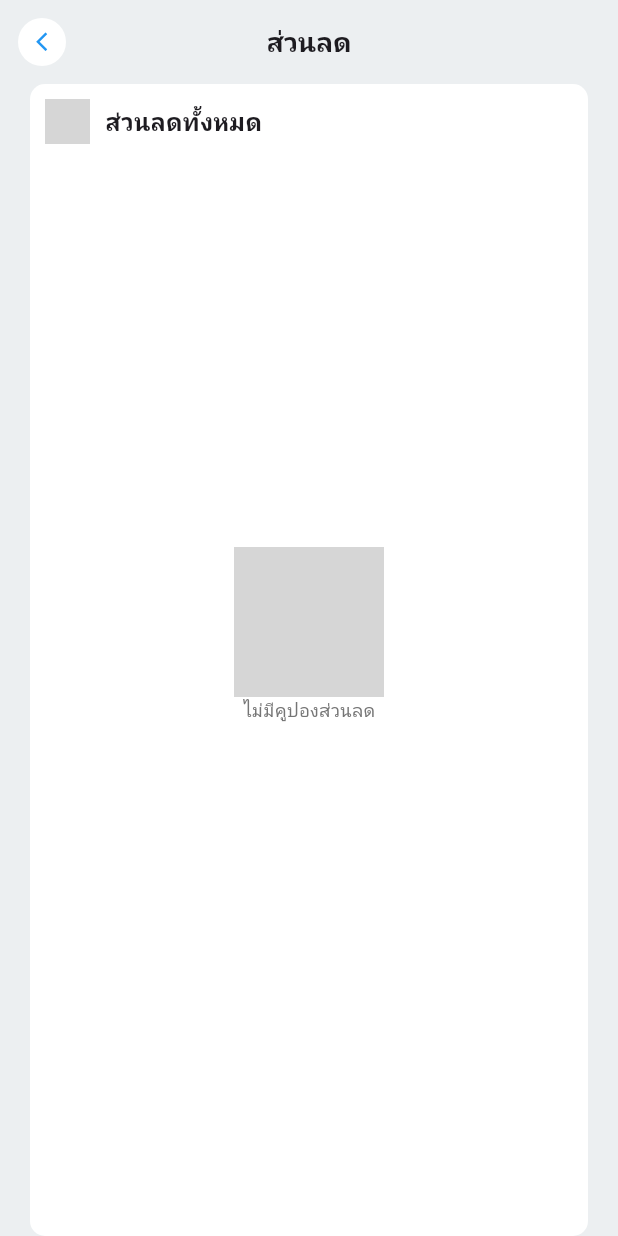
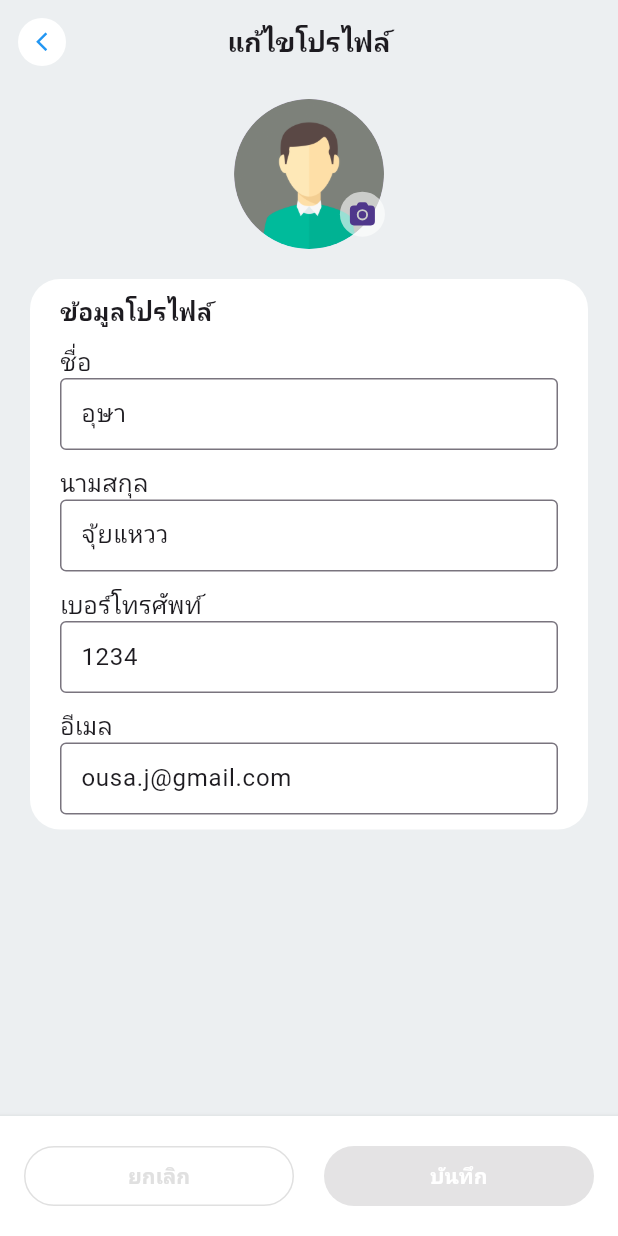
Before and after one commit to saousa12/loginSystem, a Flutter app: the screen it shows after launch, on a phone screen of 412 x 824 dp. Run offline on Flutter 3.47's test engine with Material 3 defaults, Android fonts, the phone set to English and light mode, and no system bars; our stand-ins replace dio, fluentui_icons, image_picker, loading_animation_widget; grey boxes are pictures that could not be loaded.

Commit message:
update profilePage

```diff
--- a/lib/main.dart
+++ b/lib/main.dart
@@ -1,5 +1,5 @@
 import 'package:flutter/material.dart';
-import 'package:save_storage/screen/discount_page.dart';
+import 'package:save_storage/screen/profile_page.dart';
 import 'package:save_storage/utils/app_syles.dart';
 
 void main() {
@@ -15,7 +15,7 @@ class MyApp extends StatelessWidget {
       debugShowCheckedModeBanner: false,
       title: 'My App',
       theme: ThemeData(primaryColor: primary),
-      home: DiscountPage(),
+      home: const ProfilePage(),
     );
   }
 }
--- /dev/null
+++ b/lib/screen/profile_page.dart
@@ -0,0 +1,354 @@
+import 'dart:io';
+
+import 'package:fluentui_icons/fluentui_icons.dart';
+import 'package:flutter/material.dart';
+import 'package:flutter/services.dart';
+import 'package:image_picker/image_picker.dart';
+
+class ProfilePage extends StatefulWidget {
+  const ProfilePage({super.key});
+
+  @override
+  State<ProfilePage> createState() => _ProfilePageState();
+}
+
+TextEditingController fnameController = TextEditingController();
+TextEditingController lnameController = TextEditingController();
+TextEditingController phoneController = TextEditingController();
+TextEditingController emailController = TextEditingController();
+
+Map<String, dynamic> profile = {
+  "image": "",
+  "fname": "อุษา",
+  "lname": "จุ้ยแหวว",
+  "phone": "1234",
+  "email": "ousa.j@gmail.com",
+};
+bool isButton = false;
+
+class _ProfilePageState extends State<ProfilePage> {
+  File? image;
+
+  @override
+  void initState() {
+    // TODO: implement initState
+    super.initState();
+    fnameController.text = profile["fname"];
+    lnameController.text = profile["lname"];
+    phoneController.text = profile["phone"];
+    emailController.text = profile["email"];
+  }
+
+  void pickImage(ImageSource source) async {
+    try {
+      final image = await ImagePicker().pickImage(source: source);
+      if (image == null) return;
+
+      final imageTemporary = File(image.path);
+      setState(() {
+        this.image = imageTemporary;
+        profile["image"] = image.path;
+      });
+    } on PlatformException catch (e) {
+      print("Failed to pick image: $e");
+    }
+  }
+
+  @override
+  Widget build(BuildContext context) {
+    return Scaffold(
+        backgroundColor: Colors.blueGrey.shade50,
+        appBar: AppBar(
+          title: const Text(
+            "แก้ไขโปรไฟล์",
+            style: TextStyle(fontSize: 18, fontWeight: FontWeight.bold),
+          ),
+          centerTitle: true,
+          leading: Container(
+            padding: const EdgeInsets.all(12.0),
+            child: CircleAvatar(
+              backgroundColor: Colors.white,
+              child: IconButton(
+                icon: const Icon(
+                  Icons.arrow_back_ios_sharp,
+                  size: 15,
+                  color: Colors.blue,
+                ),
+                onPressed: () {
+                  print("you are tap");
+                },
+              ),
+            ),
+          ),
+          backgroundColor: Colors.blueGrey.shade50,
+        ),
+        body: ListView(
+          children: [
+            Container(
+                padding: const EdgeInsets.symmetric(vertical: 10),
+                child: ImageContainer()),
+            Container(
+              margin: const EdgeInsets.symmetric(horizontal: 20, vertical: 10),
+              padding: const EdgeInsets.symmetric(horizontal: 20, vertical: 10),
+              decoration: BoxDecoration(
+                color: Colors.white,
+                borderRadius: BorderRadius.circular(20),
+              ),
+              child: Column(
+                crossAxisAlignment: CrossAxisAlignment.start,
+                children: [
+                  const Text(
+                    "ข้อมูลโปรไฟล์",
+                    style: TextStyle(fontSize: 16, fontWeight: FontWeight.bold),
+                  ),
+                  Container(
+                    margin: const EdgeInsets.only(top: 10.0),
+                  ),
+                  Column(
+                    children: [
+                      profileContainer("ชื่อ", fnameController),
+                      Container(
+                        margin: const EdgeInsets.only(top: 10.0),
+                      ),
+                      profileContainer("นามสกุล", lnameController),
+                      Container(
+                        margin: const EdgeInsets.only(top: 10.0),
+                      ),
+                      profileContainer("เบอร์โทรศัพท์", phoneController),
+                      Container(
+                        margin: const EdgeInsets.only(top: 10.0),
+                      ),
+                      profileContainer("อีเมล", emailController),
+                    ],
+                  )
+                ],
+              ),
+            ),
+          ],
+        ),
+        bottomNavigationBar: BottomAppBar(
+          color: Colors.white,
+          shadowColor: Colors.green,
+          child: new Row(
+            children: [
+              Expanded(
+                  child: OutlinedButton(
+                      onPressed: isButton
+                          ? () {
+                              fnameController.text = profile["fname"];
+                              lnameController.text = profile["lname"];
+                              phoneController.text = profile["phone"];
+                              emailController.text = profile["email"];
+                              setState(() {
+                                isButton = false;
+                              });
+                            }
+                          : null,
+                      style: OutlinedButton.styleFrom(
+                          side: BorderSide(
+                              color: isButton
+                                  ? Colors.blue
+                                  : Colors.grey.shade300)),
+                      child: Text(
+                        "ยกเลิก",
+                        style: TextStyle(
+                            color:
+                                isButton ? Colors.blue : Colors.grey.shade300,
+                            fontWeight: FontWeight.bold),
+                      ))),
+              Container(
+                margin: const EdgeInsets.symmetric(horizontal: 10),
+              ),
+              Expanded(
+                  child: ElevatedButton(
+                      style: ElevatedButton.styleFrom(
+                          backgroundColor: Colors.blue),
+                      onPressed: isButton
+                          ? () {
+                              setState(() {
+                                profile["fname"] = fnameController.text;
+                                profile["lname"] = lnameController.text;
+                                profile["phone"] = phoneController.text;
+                                profile["email"] = emailController.text;
+                              });
+                              // print("=====> $profile");
+                              OpenDialog(context);
+                              setState(() {
+                                isButton = false;
+                              });
+                            }
+                          : null,
+                      child: const Text(
+                        "บันทึก",
+                        style: TextStyle(
+                            color: Colors.white, fontWeight: FontWeight.bold),
+                      ))),
+            ],
+          ),
+        ));
+  }
+
+  Widget ImageContainer() {
+    return Stack(
+      alignment: Alignment.center,
+      children: [
+        if (profile["image"] != "")
+          CircleAvatar(
+              radius: 50,
+              backgroundImage: FileImage(File(profile["image"]), scale: 20))
+        else
+          const CircleAvatar(
+            radius: 50,
+            backgroundImage: AssetImage("assets/images/user.png"),
+          ),
+        Positioned(
+          bottom: MediaQuery.of(context).size.height * 0.01,
+          left: MediaQuery.of(context).size.width * 0.55,
+          child: CircleAvatar(
+            radius: 15,
+            backgroundColor: Colors.white.withOpacity(0.6),
+            child: InkWell(
+                onTap: () {
+                  ShowImagePicker(context);
+                },
+                child: const Icon(
+                  FluentSystemIcons.ic_fluent_camera_filled,
+                  size: 20,
+                )),
+          ),
+        ),
+      ],
+    );
+  }
+
+  Future ShowImagePicker(BuildContext context) {
+    return showModalBottomSheet(
+      shape: const RoundedRectangleBorder(),
+      context: context,
+      builder: (context) {
+        return Container(
+          width: MediaQuery.of(context).size.width,
+          height: MediaQuery.of(context).size.height / 5,
+          padding: const EdgeInsets.symmetric(horizontal: 20, vertical: 20),
+          child: Column(
+            crossAxisAlignment: CrossAxisAlignment.start,
+            children: [
+              InkWell(
+                  onTap: () {
+                    pickImage(ImageSource.gallery);
+                  },
+                  child: Row(
+                    children: [
+                      const Icon(FluentSystemIcons.ic_fluent_image_filled),
+                      Container(
+                        margin: const EdgeInsets.symmetric(horizontal: 5),
+                      ),
+                      const Text("แกลลอรี่"),
+                    ],
+                  )),
+              Expanded(child: Divider()),
+              InkWell(
+                  onTap: () {
+                    pickImage(ImageSource.camera);
+                  },
+                  child: Row(
+                    children: [
+                      const Icon(FluentSystemIcons.ic_fluent_camera_filled),
+                      Container(
+                        margin: const EdgeInsets.symmetric(horizontal: 5),
+                      ),
+                      const Text("กล้อง"),
+                    ],
+                  ))
+            ],
+          ),
+        );
+      },
+    );
+  }
+}
+
+Widget profileContainer(String label, TextEditingController controller) {
+  return Container(
+    child: Column(
+      crossAxisAlignment: CrossAxisAlignment.start,
+      children: [
+        Text(
+          label,
+          style: const TextStyle(
+            fontSize: 16,
+          ),
+        ),
+        TextFormField(
+          decoration: const InputDecoration(
+              border: OutlineInputBorder(),
+              contentPadding: EdgeInsets.symmetric(horizontal: 10)),
+          controller: controller,
+          onChanged: (value) {
+            print(value);
+            isButton = value.isNotEmpty;
+            print("isbtn $isButton");
+          },
+          style: const TextStyle(fontSize: 16),
+        ),
+      ],
+    ),
+  );
+}
+
+Future OpenDialog(BuildContext context) {
+  return showDialog(
+    context: context,
+    builder: (BuildContext context) {
+      return Dialog(
+        shape: RoundedRectangleBorder(
+          borderRadius: BorderRadius.circular(20),
+        ),
+        child: Container(
+          padding: const EdgeInsets.symmetric(horizontal: 10, vertical: 10),
+          child: Stack(
+            alignment: Alignment.center,
+            children: [
+              Container(
+                padding: const EdgeInsets.all(10),
+                child: Column(
+                  mainAxisSize: MainAxisSize.min,
+                  children: [
+                    Container(
+                      height: 80,
+                      margin: const EdgeInsets.only(top: 40),
+                      child:
+                          const Image(image: AssetImage("assets/images/R.png")),
+                    ),
+                    Container(
+                      margin: const EdgeInsets.symmetric(vertical: 20),
+                    ),
+                    const Text(
+                      "แก้ไขโปรไฟล์สำเร็จ",
+                      style:
+                          TextStyle(fontSize: 12, fontWeight: FontWeight.bold),
+                    ),
+                  ],
+                ),
+              ),
+              Positioned(
+                right: 0.0,
+                top: 0.0,
+                child: IconButton(
+                  icon: const Icon(
+                    Icons.close,
+                    color: Colors.blue,
+                    size: 15,
+                  ),
+                  onPressed: () {
+                    Navigator.of(context).pop();
+                  },
+                ),
+              ),
+            ],
+          ),
+        ),
+      );
+    },
+  );
+}
--- a/pubspec.yaml
+++ b/pubspec.yaml
@@ -37,6 +37,7 @@ dependencies:
   fluentui_icons: ^1.0.0
   dio: ^5.6.0
   loading_animation_widget: ^1.2.1
+  image_picker: ^1.1.2
 
 dev_dependencies:
   flutter_test:
@@ -60,8 +61,8 @@ flutter:
   uses-material-design: true
 
   # To add assets to your application, add an assets section, like this:
-  # assets:
-  #   - images/a_dot_burr.jpeg
+  assets:
+    - assets/images/
   #   - images/a_dot_ham.jpeg
 
   # An image asset can refer to one or more resolution-specific "variants", see
```
Also changed, not shown: lib/screen/discount_page.dart (+4 -5 lines), assets/images/R.png (added), assets/images/user.png (added), pubspec.lock, 5 other files.
